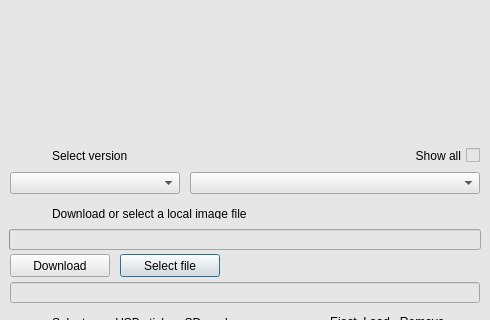
Before: the Qt Designer form creator.ui in LibreELEC/usb-sd-creator, drawn with Qt 5; both pictures show x 0 to 490 and y 0 to 320 of the 490 by 490 pixel window.
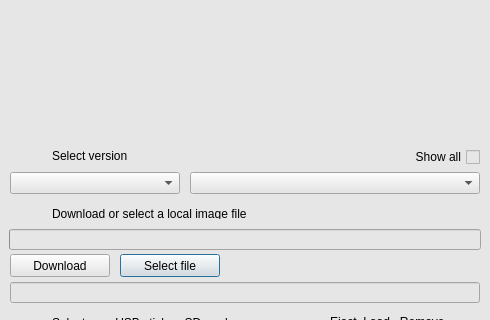
After: the same form once the commit is applied. Icons and pictures are not drawn.

Commit message: Use smaller fonts on macOS

What changed in the file:
```diff
--- a/creator.ui
+++ b/creator.ui
@@ -459,10 +459,10 @@
      </property>
      <property name="geometry">
       <rect>
-       <x>380</x>
+       <x>259</x>
        <y>17</y>
-       <width>100</width>
-       <height>17</height>
+       <width>221</width>
+       <height>20</height>
       </rect>
      </property>
      <property name="layoutDirection">
```
The commit also changes 2 other files.
